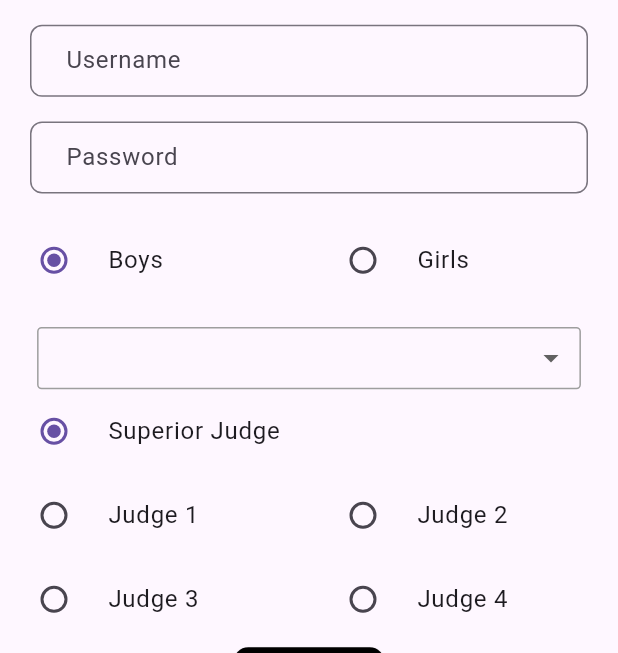
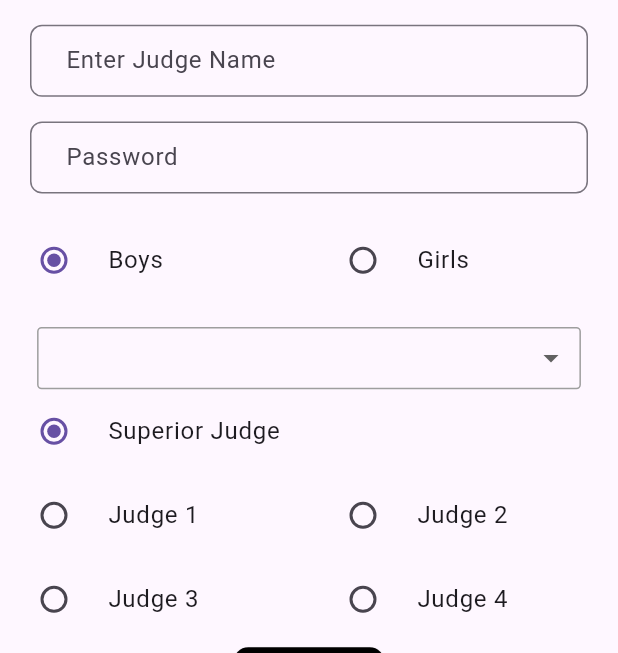
Before and after one commit to angreatharva/Mallakhamb_Application, a Flutter app: the Register widget shown alone on an empty page, opened directly, on a phone screen of 412 x 824 dp, the part 354-1007 px from its top. Run offline on Flutter 3.47's test engine with Material 3 defaults, Android fonts, the light colour scheme and no system bars; our stand-ins replace dio, flutter_easyloading, get, get_storage, shared_preferences; accounts and stored records are empty.

Commit message:
setup commit

```diff
--- a/lib/bindings/loginBinding.dart
+++ b/lib/bindings/loginBinding.dart
@@ -3,7 +3,6 @@ import '../controller/loginController.dart';
 import '../data/provider/api.dart';
 import '../data/repository/post_repository.dart';
 import 'package:http/http.dart' as http;
-// Get.lazyPut(()=>FilterListController())
 
 class LoginBinding implements Bindings {
   @override
--- a/lib/constants/appString.dart
+++ b/lib/constants/appString.dart
@@ -1,7 +1,4 @@
-
-
 import 'api_Endpoints.dart';
-
 class AppStrings {
   // static final errorMessages = ErrorMessages();
   // static final textFieldConstant = InputFields();
--- a/lib/controller/loginController.dart
+++ b/lib/controller/loginController.dart
@@ -21,7 +21,7 @@ class LoginController extends GetxController with SingleGetTickerProviderMixin {
   GetStorage box = GetStorage();
   Rx<TextEditingController> userNameLogin = TextEditingController().obs;
   Rx<TextEditingController> passwordLogin = TextEditingController().obs;
-  Rx<TextEditingController> userNameRegister = TextEditingController().obs;
+  Rx<TextEditingController> judgeNameRegister = TextEditingController().obs;
   Rx<TextEditingController> passwordRegister = TextEditingController().obs;
   var url = ''.obs;
   final scaffoldKey = GlobalKey<ScaffoldState>();
@@ -65,24 +65,31 @@ class LoginController extends GetxController with SingleGetTickerProviderMixin {
     }
   }
 
-  registerJudge(userName, password, judge, ageGroup, gender) async {
+  registerJudge(judgeName, password, judge, ageGroup, gender) async {
     EasyLoading.show();
     try {
-      print('auth : ' + userName + "-" + password);
-      if (userName.isNotEmpty && password.isNotEmpty) {
-        repository.registerJudge(userName, password, judge, ageGroup, gender).then((data) {
+      print('auth : ' + judgeName + "-" + password);
+      Map<String, dynamic> mapData = {
+        "judgeName": judgeName,
+        "password": password,
+        "judge": judge,
+        "ageGroup": ageGroup,
+        "gender": gender
+      };
+      if (judgeName.isNotEmpty && password.isNotEmpty) {
+        repository.registerJudge(mapData).then((data) {
           print("Register data: $data");
           if (data != null) {
             if (data['status'] != 'Failure') {
               print('Register Success');
-              Get.snackbar("Login Successful", "${data["username"]} - ${data["judge"]} - ${data["ageGroup"]}",duration: const Duration(seconds: 3),backgroundColor: AppColors.green);
+              Get.snackbar("Login Successful", "${data["judgeName"]} - ${data["judge"]} - ${data["ageGroup"]}",duration: const Duration(seconds: 3),backgroundColor: AppColors.green);
               EasyLoading.dismiss();
 
             }
           }
           else {
             print("Register Failed");
-            Get.snackbar("Register failed", "");
+            Get.snackbar("Register failed", "",backgroundColor: Colors.red);
             EasyLoading.dismiss();
           }
         });
--- a/lib/data/repository/post_repository.dart
+++ b/lib/data/repository/post_repository.dart
@@ -5,12 +5,12 @@ class MyRepository {
 
   MyRepository({required this.apiClient}) : assert(apiClient != null);
 
-  registerJudge(userName, password, judge, ageGroup, gender) {
-    return apiClient.registerJudge(userName, password,judge, ageGroup, gender);
+  registerJudge(mapData) {
+    return apiClient.registerJudge(mapData);
   }
 
   loginUser(userName, password, isSuperior) {
-    return apiClient.loginUser(userName, password,isSuperior);
+    // return apiClient.loginUser(userName, password,isSuperior);
   }
 
 }
--- /dev/null
+++ b/lib/frameworks/network/index.dart
@@ -0,0 +1,4 @@
+export './model.dart';
+export './network_error.dart';
+export './typedefs.dart';
+export './request_options_builder.dart';
--- /dev/null
+++ b/lib/frameworks/network/network_error.dart
@@ -0,0 +1 @@
+class NetworkError {}
--- a/lib/screens/Login/register.dart
+++ b/lib/screens/Login/register.dart
@@ -78,9 +78,9 @@ class Register extends GetView<LoginController> {
           Container(
             margin: EdgeInsets.symmetric(horizontal: 20.0),
             child: TextFormField(
-              controller: controller.userNameRegister.value,
+              controller: controller.judgeNameRegister.value,
               decoration: InputDecoration(
-                labelText: "Username",
+                labelText: "Enter Judge Name",
                 contentPadding: EdgeInsets.symmetric(horizontal: 20.0),
                 border: OutlineInputBorder(
                   borderSide: BorderSide(color: Colors.green),
@@ -209,10 +209,10 @@ class Register extends GetView<LoginController> {
                     borderRadius: BorderRadius.circular(10.0))),
               ),
               onPressed: () {
-                print("userName :${controller.userNameRegister.value.text}");
+                print("judgeName :${controller.judgeNameRegister.value.text}");
                 print("password :${controller.passwordRegister.value.text}");
                 controller.registerJudge(
-                    controller.userNameRegister.value.text,
+                    controller.judgeNameRegister.value.text,
                     controller.passwordRegister.value.text,
                     controller.selectedJudgeType.value,
                     controller.selectedAgeGroup.value,
```
Also changed, not shown: lib/constants/api_Endpoints.dart (+5 -3 lines), lib/data/provider/api.dart (+9 -37 lines), lib/frameworks/network/model.dart (added, +18 -0 lines), lib/frameworks/network/request_options_builder.dart (added, +13 -0 lines), lib/frameworks/network/typedefs.dart (added, +16 -0 lines), lib/network/request_options_builder.dart (added, +45 -0 lines).
